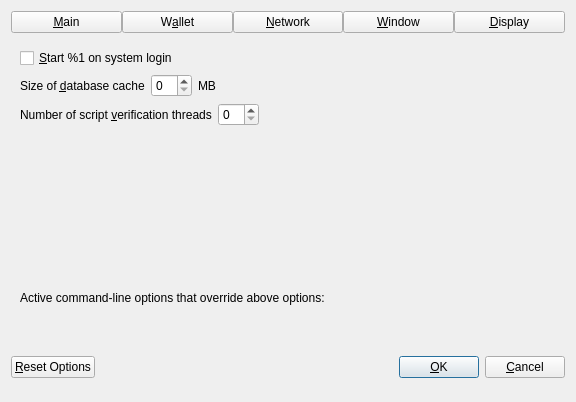
Old version of the form src/qt/forms/optionsdialog.ui in the repository ioncoincore/ion.
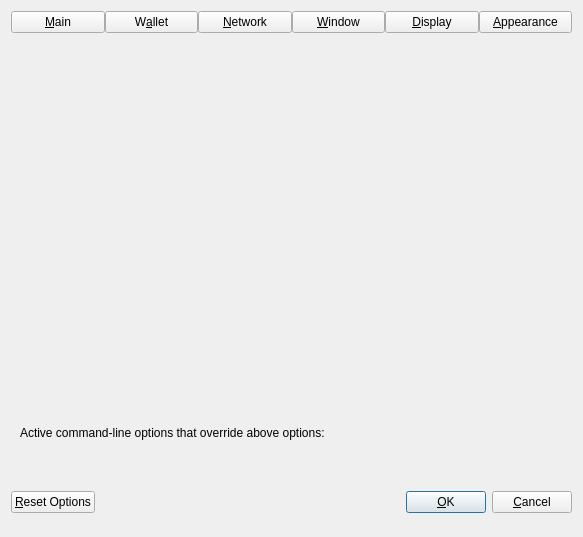
New version of the form. Custom widgets are drawn as their Qt base class.

Commit message: qt: Introduce appearance tab and setup dialog (#3568)

What changed in the file:
```diff
--- a/src/qt/forms/optionsdialog.ui
+++ b/src/qt/forms/optionsdialog.ui
@@ -6,10 +6,16 @@
    <rect>
     <x>0</x>
     <y>0</y>
-    <width>576</width>
-    <height>402</height>
+    <width>583</width>
+    <height>537</height>
    </rect>
   </property>
+  <property name="sizePolicy">
+   <sizepolicy hsizetype="Fixed" vsizetype="Fixed">
+    <horstretch>0</horstretch>
+    <verstretch>0</verstretch>
+   </sizepolicy>
+  </property>
   <property name="windowTitle">
    <string>Options</string>
   </property>
@@ -75,6 +81,16 @@
        </property>
       </widget>
      </item>
+     <item>
+      <widget class="QPushButton" name="btnAppearance">
+       <property name="text">
+        <string>&amp;Appearance</string>
+       </property>
+       <property name="checkable">
+        <bool>true</bool>
+       </property>
+      </widget>
+     </item>
     </layout>
    </item>
    <item>
@@ -86,7 +102,7 @@
       </size>
      </property>
      <property name="currentIndex">
-      <number>0</number>
+      <number>5</number>
      </property>
      <widget class="QWidget" name="pageMain">
       <layout class="QVBoxLayout" name="verticalLayout_Main">
@@ -848,6 +864,26 @@
        </item>
       </layout>
      </widget>
+     <widget class="QWidget" name="pageAppearance">
+      <layout class="QVBoxLayout" name="verticalLayout_3">
+       <item>
+        <widget class="QWidget" name="widgetAppearance" native="true"/>
+       </item>
+       <item>
+        <spacer name="verticalSpacer_2">
+         <property name="orientation">
+          <enum>Qt::Vertical</enum>
+         </property>
+         <property name="sizeHint" stdset="0">
+          <size>
+           <width>20</width>
+           <height>40</height>
+          </size>
+         </property>
+        </spacer>
+       </item>
+      </layout>
+     </widget>
     </widget>
    </item>
    <item>
```
Left out of the diff: 14 changed lines with no effect on the pictures. The commit also changes 18 other files.
